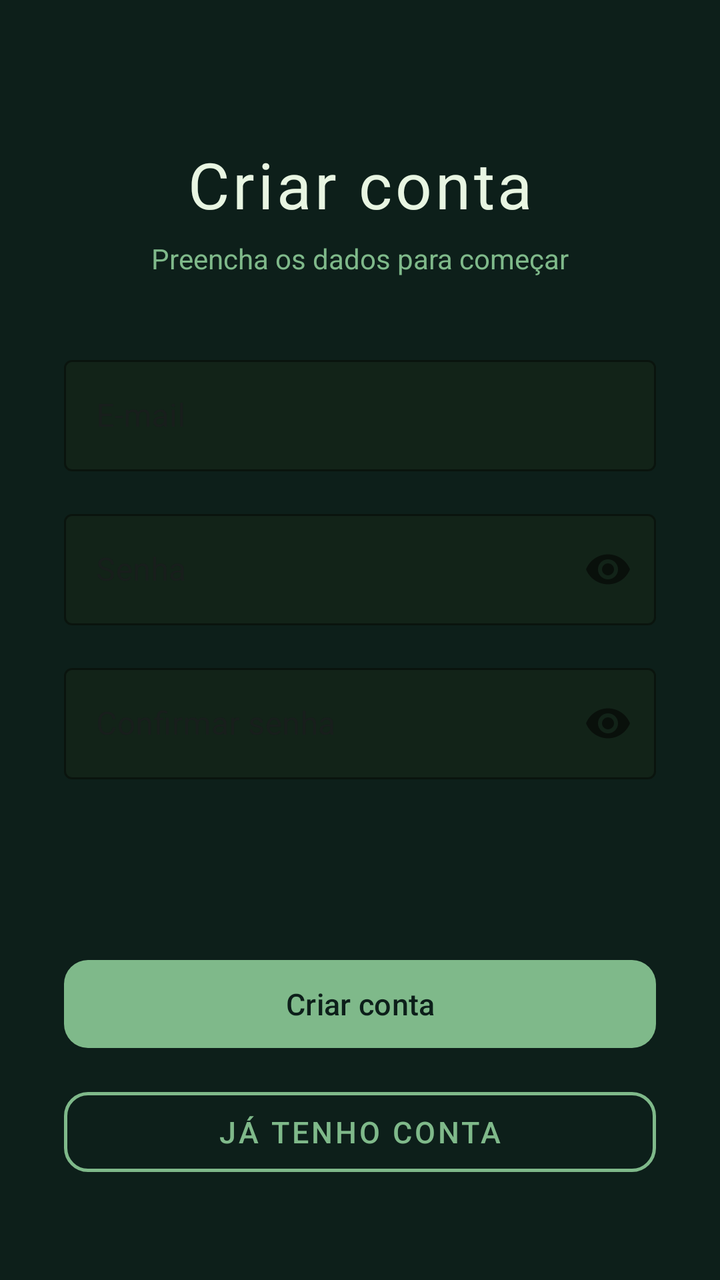
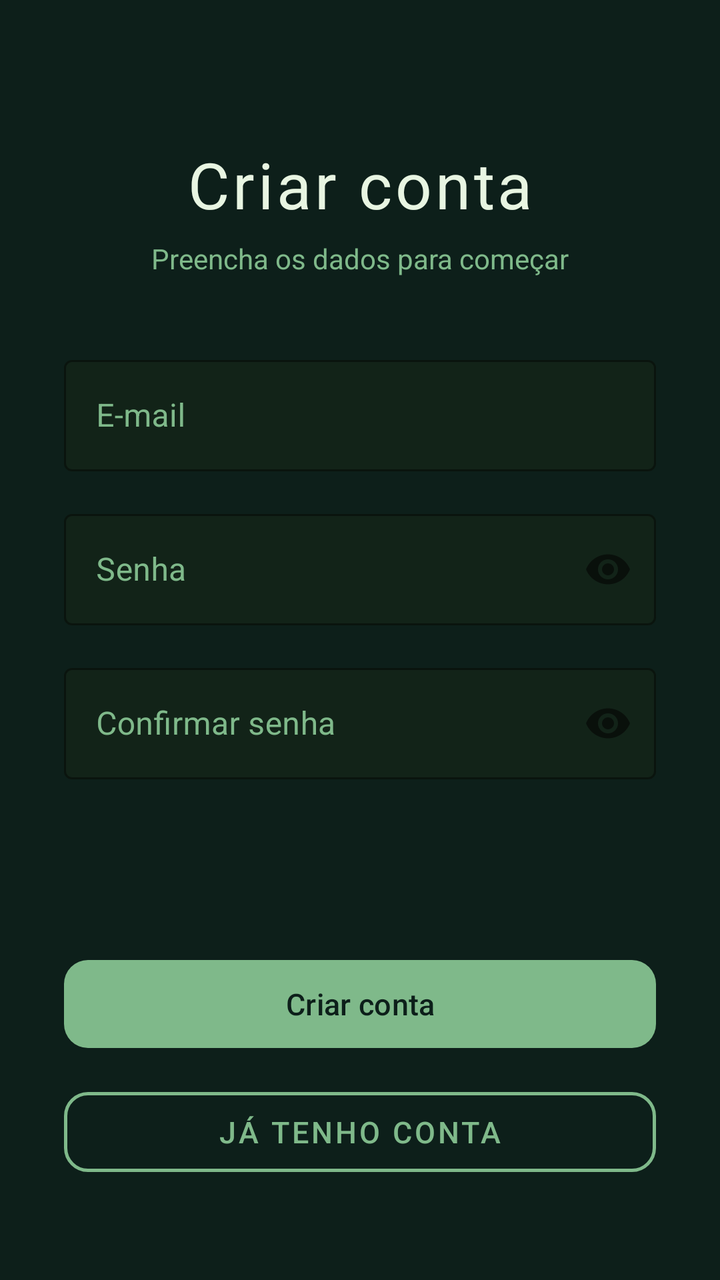

Compare the two renders of this Android layout. The source of the first and the diff that turns it into the second are given below.
<!-- AndroidManifest.xml: application theme Theme.Zenit -->
<!-- res/layout/activity_cadastro.xml -->
<?xml version="1.0" encoding="utf-8"?>
<androidx.constraintlayout.widget.ConstraintLayout xmlns:android="http://schemas.android.com/apk/res/android"
    xmlns:app="http://schemas.android.com/apk/res-auto"
    xmlns:tools="http://schemas.android.com/tools"
    android:id="@+id/main"
    android:layout_width="match_parent"
    android:layout_height="match_parent"
    android:background="#0D1F1A"
    tools:context=".ui.CadastroActivity">

    
    <TextView
        android:id="@+id/tvTitulo"
        android:layout_width="wrap_content"
        android:layout_height="wrap_content"
        android:text="Criar conta"
        android:textColor="#E8F5E2"
        android:textSize="32sp"
        android:letterSpacing="0.05"
        app:layout_constraintTop_toTopOf="parent"
        app:layout_constraintBottom_toBottomOf="parent"
        app:layout_constraintStart_toStartOf="parent"
        app:layout_constraintEnd_toEndOf="parent"
        android:layout_marginBottom="8dp"
        app:layout_constraintVertical_bias="0.12" />

    
    <TextView
        android:id="@+id/tvSubtitulo"
        android:layout_width="wrap_content"
        android:layout_height="wrap_content"
        android:text="Preencha os dados para começar"
        android:textColor="#7FB98A"
        android:textSize="14sp"
        app:layout_constraintTop_toBottomOf="@+id/tvTitulo"
        app:layout_constraintStart_toStartOf="parent"
        app:layout_constraintEnd_toEndOf="parent"
        android:layout_marginTop="6dp" />

    
    <com.google.android.material.textfield.TextInputLayout
        android:id="@+id/tilEmail"
        style="@style/Widget.MaterialComponents.TextInputLayout.OutlinedBox"
        android:layout_width="0dp"
        android:layout_height="wrap_content"
        android:hint="E-mail"
        app:boxStrokeColor="#3D5C45"
        app:hintTextColor="#7FB98A"
        app:boxBackgroundColor="#122318"
        app:layout_constraintTop_toBottomOf="@+id/tvSubtitulo"
        app:layout_constraintStart_toStartOf="parent"
        app:layout_constraintEnd_toEndOf="parent"
        android:layout_marginStart="32dp"
        android:layout_marginEnd="32dp"
        android:layout_marginTop="36dp">

        <com.google.android.material.textfield.TextInputEditText
            android:id="@+id/edtEmail"
            android:layout_width="match_parent"
            android:layout_height="wrap_content"
            android:textColor="#E8F5E2"
            android:inputType="textEmailAddress" />
    </com.google.android.material.textfield.TextInputLayout>

    
    <com.google.android.material.textfield.TextInputLayout
        android:id="@+id/tilSenha"
        style="@style/Widget.MaterialComponents.TextInputLayout.OutlinedBox"
        android:layout_width="0dp"
        android:layout_height="wrap_content"
        android:hint="Senha"
        app:boxStrokeColor="#3D5C45"
        app:hintTextColor="#7FB98A"
        app:boxBackgroundColor="#122318"
        app:passwordToggleEnabled="true"
        app:layout_constraintTop_toBottomOf="@+id/tilEmail"
        app:layout_constraintStart_toStartOf="parent"
        app:layout_constraintEnd_toEndOf="parent"
        android:layout_marginStart="32dp"
        android:layout_marginEnd="32dp"
        android:layout_marginTop="16dp">

        <com.google.android.material.textfield.TextInputEditText
            android:id="@+id/edtSenha"
            android:layout_width="match_parent"
            android:layout_height="wrap_content"
            android:textColor="#E8F5E2"
            android:inputType="textPassword" />
    </com.google.android.material.textfield.TextInputLayout>

    
    <com.google.android.material.textfield.TextInputLayout
        android:id="@+id/tilConfirmarSenha"
        style="@style/Widget.MaterialComponents.TextInputLayout.OutlinedBox"
        android:layout_width="0dp"
        android:layout_height="wrap_content"
        android:hint="Confirmar senha"
        app:boxStrokeColor="#3D5C45"
        app:hintTextColor="#7FB98A"
        app:boxBackgroundColor="#122318"
        app:passwordToggleEnabled="true"
        app:layout_constraintTop_toBottomOf="@+id/tilSenha"
        app:layout_constraintStart_toStartOf="parent"
        app:layout_constraintEnd_toEndOf="parent"
        android:layout_marginStart="32dp"
        android:layout_marginEnd="32dp"
        android:layout_marginTop="16dp">

        <com.google.android.material.textfield.TextInputEditText
            android:id="@+id/edtConfirmarSenha"
            android:layout_width="match_parent"
            android:layout_height="wrap_content"
            android:textColor="#E8F5E2"
            android:inputType="textPassword" />
    </com.google.android.material.textfield.TextInputLayout>

    
    <com.google.android.material.button.MaterialButton
        android:id="@+id/btnCriarConta"
        android:layout_width="0dp"
        android:layout_height="52dp"
        android:text="Criar conta"
        android:textColor="#0D1F1A"
        android:textSize="15sp"
        app:backgroundTint="#7FB98A"
        app:cornerRadius="12dp"
        app:layout_constraintBottom_toTopOf="@+id/btnVoltar"
        app:layout_constraintStart_toStartOf="parent"
        app:layout_constraintEnd_toEndOf="parent"
        android:layout_marginStart="32dp"
        android:layout_marginEnd="32dp"
        android:layout_marginBottom="12dp" />

    
    <com.google.android.material.button.MaterialButton
        android:id="@+id/btnVoltar"
        android:layout_width="0dp"
        android:layout_height="52dp"
        android:text="Já tenho conta"
        android:textColor="#7FB98A"
        android:textSize="15sp"
        app:backgroundTint="@android:color/transparent"
        app:strokeColor="#7FB98A"
        app:strokeWidth="1.5dp"
        app:cornerRadius="12dp"
        style="@style/Widget.MaterialComponents.Button.OutlinedButton"
        app:layout_constraintBottom_toBottomOf="parent"
        app:layout_constraintStart_toStartOf="parent"
        app:layout_constraintEnd_toEndOf="parent"
        android:layout_marginStart="32dp"
        android:layout_marginEnd="32dp"
        android:layout_marginBottom="48dp" />

</androidx.constraintlayout.widget.ConstraintLayout>
<!-- resources referenced by this layout -->
<resources>
  <style name="Theme.Zenit" parent="Base.Theme.Zenit" />
  <style name="Base.Theme.Zenit" parent="Theme.Material3.DayNight.NoActionBar">
          
          
      </style>
</resources>

<!-- the commit's change to res/layout/activity_cadastro.xml (unified diff, before → after) -->
@@ -45,7 +45,7 @@
         android:layout_height="wrap_content"
         android:hint="E-mail"
         app:boxStrokeColor="#3D5C45"
-        app:hintTextColor="#7FB98A"
+        android:textColorHint="#7FB98A" app:hintTextColor="#7FB98A"
         app:boxBackgroundColor="#122318"
         app:layout_constraintTop_toBottomOf="@+id/tvSubtitulo"
         app:layout_constraintStart_toStartOf="parent"
@@ -70,7 +70,7 @@
         android:layout_height="wrap_content"
         android:hint="Senha"
         app:boxStrokeColor="#3D5C45"
-        app:hintTextColor="#7FB98A"
+        android:textColorHint="#7FB98A" app:hintTextColor="#7FB98A"
         app:boxBackgroundColor="#122318"
         app:passwordToggleEnabled="true"
         app:layout_constraintTop_toBottomOf="@+id/tilEmail"
@@ -96,7 +96,7 @@
         android:layout_height="wrap_content"
         android:hint="Confirmar senha"
         app:boxStrokeColor="#3D5C45"
-        app:hintTextColor="#7FB98A"
+        android:textColorHint="#7FB98A" app:hintTextColor="#7FB98A"
         app:boxBackgroundColor="#122318"
         app:passwordToggleEnabled="true"
         app:layout_constraintTop_toBottomOf="@+id/tilSenha"
